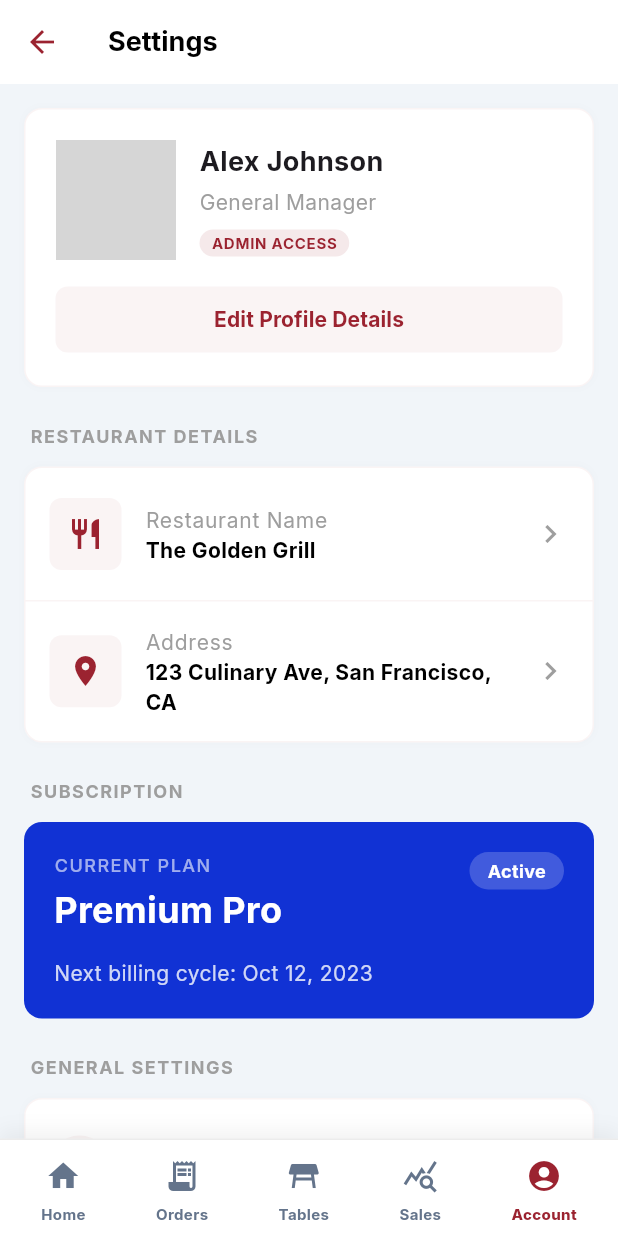
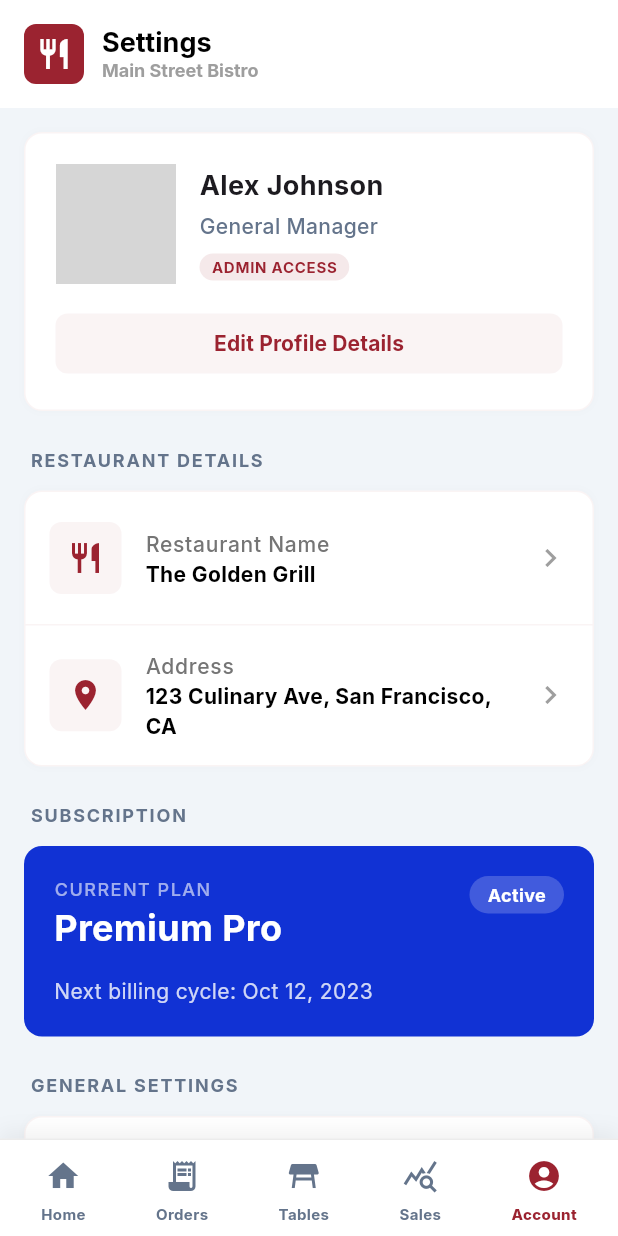
Before and after one commit to boumnijel-rayen/Qrdeer_Mobile, a Flutter app: the AccountScreen screen opened by its route, on a phone screen of 412 x 824 dp. Run offline on Flutter 3.47's test engine with Material 3 defaults, Android fonts, the phone set to English and light mode, and no system bars; our stand-ins replace go_router, google_fonts; network calls fail; grey boxes are pictures that could not be loaded.

Commit message:
Account_screen first design version

```diff
--- a/lib/screens/account/account_screen.dart
+++ b/lib/screens/account/account_screen.dart
@@ -10,15 +10,35 @@ class AccountScreen extends StatelessWidget {
   Widget build(BuildContext context) {
     return Scaffold(
       appBar: AppBar(
-        leading: IconButton(
-          icon: const Icon(Icons.arrow_back, color: AppTheme.primaryColor),
-          onPressed: () {
-            if (context.canPop()) {
-              context.pop();
-            }
-          },
+        titleSpacing: 0,
+        backgroundColor: Colors.white,
+        elevation: 0,
+        toolbarHeight: 72,
+        title: Padding(
+          padding: const EdgeInsets.symmetric(horizontal: 16.0),
+          child: Row(
+            children: [
+              Container(
+                width: 40,
+                height: 40,
+                decoration: BoxDecoration(
+                  color: AppTheme.primaryColor,
+                  borderRadius: BorderRadius.circular(8),
+                ),
+                child: Icon(Icons.restaurant, color: Theme.of(context).cardColor, size: 24),
+              ),
+              const SizedBox(width: 12),
+              Column(
+                crossAxisAlignment: CrossAxisAlignment.start,
+                mainAxisAlignment: MainAxisAlignment.center,
+                children: [
+                  Text('Settings', style: GoogleFonts.inter(fontSize: 18, fontWeight: FontWeight.bold, color: Colors.black)),
+                  Text('Main Street Bistro', style: GoogleFonts.inter(fontSize: 12, color: Colors.grey, fontWeight: FontWeight.w700)),
+                ],
+              ),
+            ],
+          ),
         ),
-        title: const Text('Settings'),
       ),
       body: SingleChildScrollView(
         padding: const EdgeInsets.all(16.0),
@@ -76,7 +96,7 @@ class AccountScreen extends StatelessWidget {
                           children: [
                             Text('Alex Johnson', style: GoogleFonts.inter(fontSize: 18, fontWeight: FontWeight.bold)),
                             const SizedBox(height: 4),
-                            Text('General Manager', style: GoogleFonts.inter(fontSize: 14, color: Colors.grey)),
+                            Text('General Manager', style: GoogleFonts.inter(fontSize: 14, color: AppTheme.secondColorLight, fontWeight: FontWeight.w500)),
                             const SizedBox(height: 8),
                             Container(
                               padding: const EdgeInsets.symmetric(horizontal: 8, vertical: 2),
@@ -98,7 +118,7 @@ class AccountScreen extends StatelessWidget {
                       style: TextButton.styleFrom(
                         backgroundColor: AppTheme.primaryColor.withOpacity(0.05),
                         foregroundColor: AppTheme.primaryColor,
-                        padding: const EdgeInsets.symmetric(vertical: 12),
+                        padding: const EdgeInsets.symmetric(vertical: 10),
                         shape: RoundedRectangleBorder(borderRadius: BorderRadius.circular(8)),
                       ),
                       onPressed: () {
@@ -164,7 +184,6 @@ class AccountScreen extends StatelessWidget {
                         crossAxisAlignment: CrossAxisAlignment.start,
                         children: [
                           Text('CURRENT PLAN', style: GoogleFonts.inter(fontSize: 12, fontWeight: FontWeight.w500, color: Colors.white.withOpacity(0.6), letterSpacing: 1)),
-                          const SizedBox(height: 4),
                           Text('Premium Pro', style: GoogleFonts.inter(fontSize: 24, fontWeight: FontWeight.bold, color: Colors.white)),
                         ],
                       ),
@@ -274,7 +293,7 @@ class AccountScreen extends StatelessWidget {
       padding: const EdgeInsets.only(left: 4, bottom: 12),
       child: Text(
         title,
-        style: GoogleFonts.inter(fontSize: 12, fontWeight: FontWeight.bold, color: Colors.grey, letterSpacing: 1),
+        style: GoogleFonts.inter(fontSize: 12, fontWeight: FontWeight.bold, color: AppTheme.secondColorLight, letterSpacing: 1.2),
       ),
     );
   }
@@ -292,7 +311,7 @@ class AccountScreen extends StatelessWidget {
         ),
         child: Icon(icon, color: AppTheme.primaryColor),
       ),
-      title: Text(title, style: GoogleFonts.inter(fontSize: 14, color: Colors.grey)),
+      title: Text(title, style: GoogleFonts.inter(fontSize: 14, color: Colors.grey[600], fontWeight: FontWeight.w500)),
       subtitle: Text(subtitle, style: GoogleFonts.inter(fontSize: 14, fontWeight: FontWeight.bold, color: Colors.black)),
       trailing: const Icon(Icons.chevron_right, color: Colors.grey),
     );
@@ -301,7 +320,7 @@ class AccountScreen extends StatelessWidget {
   Widget _buildSettingTile({required IconData icon, required String title, required String subtitle, required VoidCallback onTap}) {
     return ListTile(
       onTap: onTap,
-      contentPadding: const EdgeInsets.symmetric(horizontal: 16, vertical: 8),
+      contentPadding: const EdgeInsets.symmetric(horizontal: 16, vertical: 4),
       leading: Container(
         width: 40,
         height: 40,
@@ -312,7 +331,7 @@ class AccountScreen extends StatelessWidget {
         child: Icon(icon, color: AppTheme.primaryColor, size: 20),
       ),
       title: Text(title, style: GoogleFonts.inter(fontSize: 14, fontWeight: FontWeight.bold)),
-      subtitle: Text(subtitle, style: GoogleFonts.inter(fontSize: 12, color: Colors.grey)),
+      subtitle: Text(subtitle, style: GoogleFonts.inter(fontSize: 12, color: AppTheme.secondColorLight, fontWeight: FontWeight.w500)),
       trailing: const Icon(Icons.chevron_right, color: Colors.grey),
     );
   }
```
